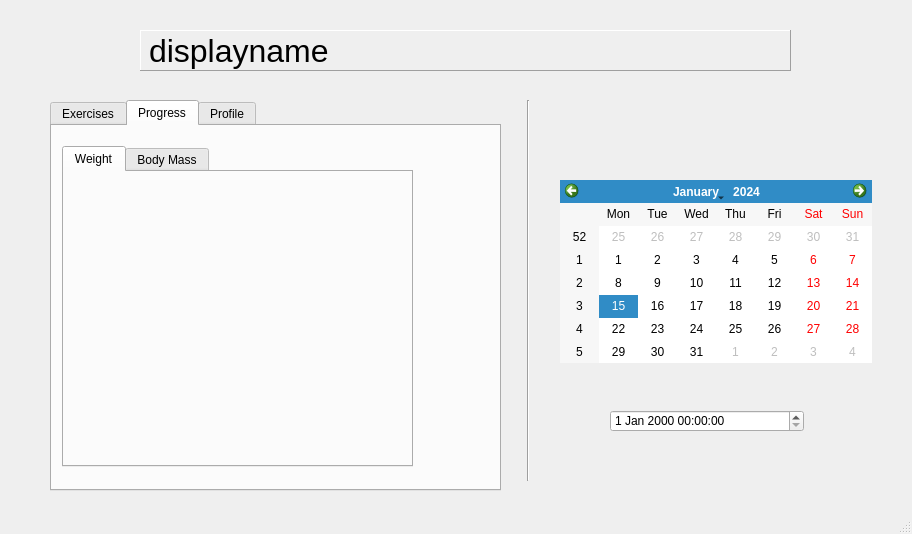
The window that mainwindow.ui (Nicholas-LeBoeuf/RemoteWorkouts) describes before a commit, drawn with Qt 5.
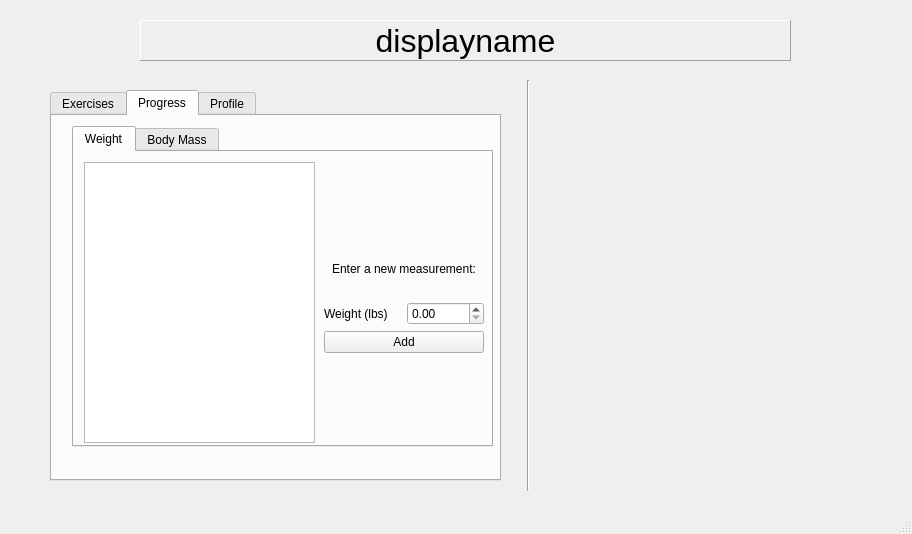
The same window after the commit. The open tabs and pages were chosen to show the change.

Commit message: Preliminary table function

```diff
--- a/mainwindow.ui
+++ b/mainwindow.ui
@@ -18,7 +18,7 @@
     <property name="geometry">
      <rect>
       <x>50</x>
-      <y>100</y>
+      <y>90</y>
       <width>451</width>
       <height>391</height>
      </rect>
@@ -58,9 +58,9 @@
      <widget class="QTabWidget" name="tabWidget_2">
       <property name="geometry">
        <rect>
-        <x>10</x>
-        <y>20</y>
-        <width>351</width>
+        <x>20</x>
+        <y>10</y>
+        <width>421</width>
         <height>321</height>
        </rect>
       </property>
@@ -71,6 +71,69 @@
        <attribute name="title">
         <string>Weight</string>
        </attribute>
+       <widget class="QTableView" name="weightTable">
+        <property name="geometry">
+         <rect>
+          <x>10</x>
+          <y>10</y>
+          <width>231</width>
+          <height>281</height>
+         </rect>
+        </property>
+       </widget>
+       <widget class="QWidget" name="verticalLayoutWidget_2">
+        <property name="geometry">
+         <rect>
+          <x>250</x>
+          <y>90</y>
+          <width>160</width>
+          <height>111</height>
+         </rect>
+        </property>
+        <layout class="QVBoxLayout" name="verticalLayout_2">
+         <item>
+          <widget class="QLabel" name="label">
+           <property name="text">
+            <string>Enter a new measurement:</string>
+           </property>
+           <property name="alignment">
+            <set>Qt::AlignCenter</set>
+           </property>
+          </widget>
+         </item>
+         <item>
+          <layout class="QHBoxLayout" name="horizontalLayout">
+           <item>
+            <widget class="QLabel" name="label_2">
+             <property name="text">
+              <string>Weight (lbs)</string>
+             </property>
+            </widget>
+           </item>
+           <item>
+            <widget class="QDoubleSpinBox" name="doubleSpinBox">
+             <property name="suffix">
+              <string/>
+             </property>
+             <property name="maximum">
+              <double>999.990000000000009</double>
+             </property>
+             <property name="singleStep">
+              <double>0.100000000000000</double>
+             </property>
+            </widget>
+           </item>
+          </layout>
+         </item>
+         <item>
+          <widget class="QPushButton" name="addWeight">
+           <property name="text">
+            <string>Add</string>
+           </property>
+          </widget>
+         </item>
+        </layout>
+       </widget>
       </widget>
       <widget class="QWidget" name="tab_5">
        <attribute name="title">
@@ -300,33 +363,13 @@
      </widget>
     </widget>
    </widget>
-   <widget class="QDateTimeEdit" name="dateTimeEdit">
-    <property name="geometry">
-     <rect>
-      <x>610</x>
-      <y>410</y>
-      <width>194</width>
-      <height>22</height>
-     </rect>
-    </property>
-   </widget>
-   <widget class="QCalendarWidget" name="calendarWidget">
-    <property name="geometry">
-     <rect>
-      <x>560</x>
-      <y>180</y>
-      <width>312</width>
-      <height>183</height>
-     </rect>
-    </property>
-   </widget>
    <widget class="Line" name="line">
     <property name="geometry">
      <rect>
       <x>520</x>
-      <y>100</y>
+      <y>80</y>
       <width>16</width>
-      <height>381</height>
+      <height>411</height>
      </rect>
     </property>
     <property name="orientation">
@@ -337,7 +380,7 @@
     <property name="geometry">
      <rect>
       <x>140</x>
-      <y>30</y>
+      <y>20</y>
       <width>651</width>
       <height>41</height>
      </rect>
@@ -356,6 +399,9 @@
     <property name="text">
      <string>displayname</string>
     </property>
+    <property name="alignment">
+     <set>Qt::AlignCenter</set>
+    </property>
    </widget>
   </widget>
   <widget class="QStatusBar" name="statusbar"/>
```
Left out of the diff: 103 changed lines with no effect on the pictures. The commit also changes 7 other files.
